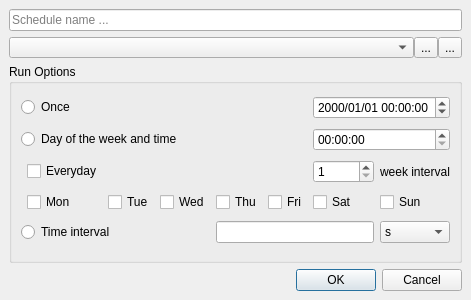
Qt form src/AutoBatchScheduler/startupdialog.ui (karakirimu/AutoBatchTools) before a commit.
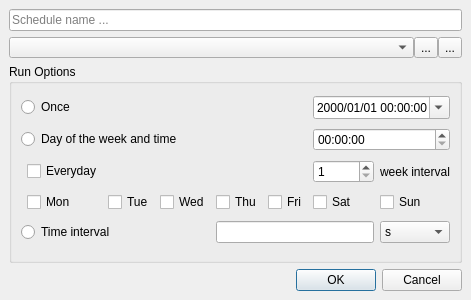
The same form after that commit. Icons and pictures are not drawn. Custom widgets are drawn as their Qt base class.

Commit message: [delete] comment out

Diff of the .ui file:
```diff
--- a/src/AutoBatchScheduler/startupdialog.ui
+++ b/src/AutoBatchScheduler/startupdialog.ui
@@ -6,7 +6,7 @@
    <rect>
     <x>0</x>
     <y>0</y>
-    <width>453</width>
+    <width>454</width>
     <height>300</height>
    </rect>
   </property>
@@ -249,6 +249,9 @@
         <property name="displayFormat">
          <string>yyyy/MM/dd HH:mm:ss</string>
         </property>
+        <property name="calendarPopup">
+         <bool>true</bool>
+        </property>
        </widget>
       </item>
       <item row="2" column="1">
```
Left out of the diff: 4 changed lines with no effect on the pictures. The commit also changes 2 other files.
